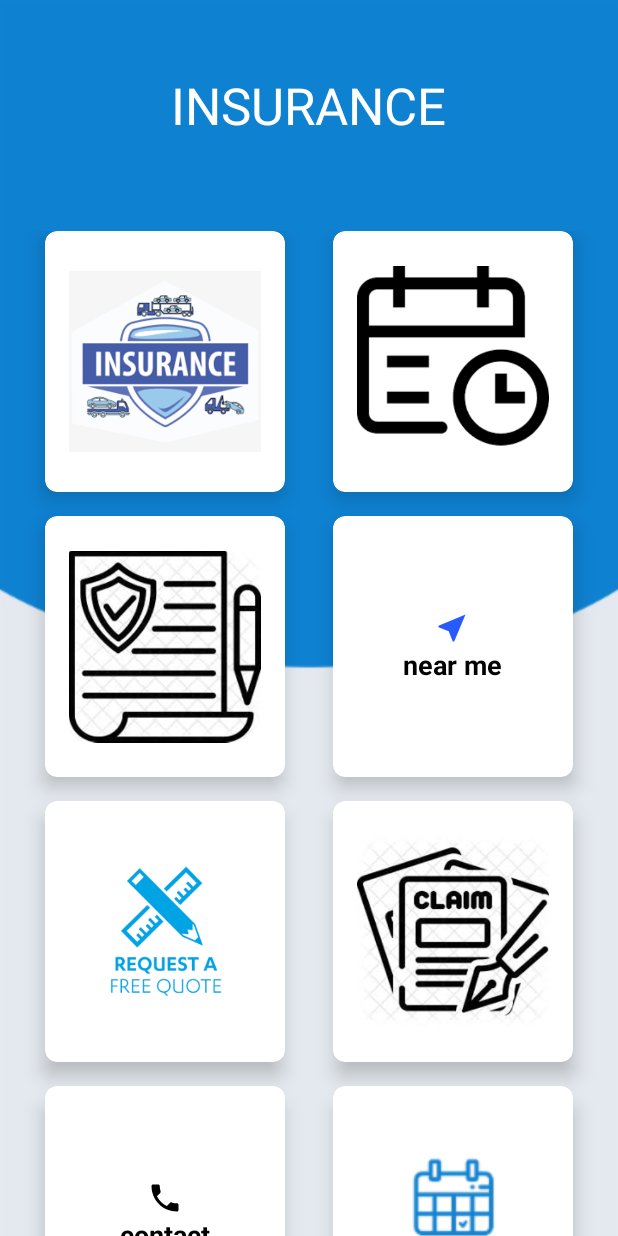
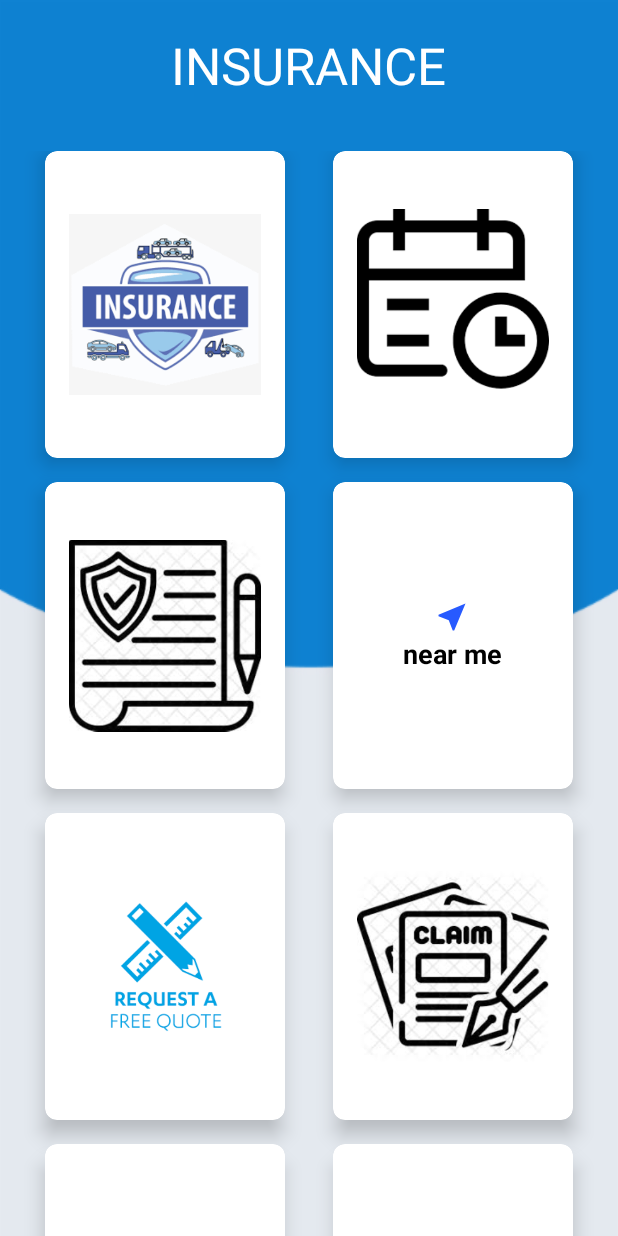
Before and after one commit to munene04/insurance, an Android app: the screen it shows after launch (MainActivity), on a phone screen of 412 x 824 dp. Run offline under Robolectric (Android 15) with nearby library versions, the phone set to English and light mode, and no system bars.

Commit message:
Removed extra folder

```diff
--- a/app/src/main/res/layout-v21/content_main.xml
+++ /dev/null
@@ -1,522 +0,0 @@
-<?xml version="1.0" encoding="utf-8"?>
-
-<ScrollView tools:context=".MainActivity"
-    android:layout_height="match_parent"
-    android:layout_width="match_parent"
-    xmlns:tools="http://schemas.android.com/tools"
-    xmlns:app="http://schemas.android.com/apk/res-auto"
-    xmlns:android="http://schemas.android.com/apk/res/android">
-
-
-    <LinearLayout
-        android:layout_height="match_parent"
-        android:layout_width="match_parent"
-        android:weightSum="10"
-        android:background="@drawable/bg"
-        android:orientation="vertical">
-
-
-        <RelativeLayout
-            android:layout_width="match_parent"
-            android:layout_height="10dp"
-            android:layout_weight="1">
-
-            <TextView
-                android:id="@+id/textGrid"
-                android:layout_width="wrap_content"
-                android:layout_height="wrap_content"
-                android:layout_centerInParent="true"
-                android:text="@string/homepageheader"
-                android:textColor="@android:color/white"
-                android:textSize="34sp" />
-
-        </RelativeLayout>
-
-    <GridLayout
-        android:layout_height="0dp"
-        android:layout_width="match_parent"
-        android:layout_weight="8"
-        android:id="@+id/mainGrid"
-        android:padding="14dp"
-        android:columnOrderPreserved="false"
-        android:alignmentMode="alignMargins"
-        android:rowCount="3"
-        android:columnCount="2">
-
-    <!-- Row 1 -->
-
-    <!-- Column 1 -->
-    <android.support.v7.widget.CardView
-        android:layout_height="0dp"
-        android:layout_width="0dp"
-        app:cardCornerRadius="8dp"
-        app:cardElevation="8dp"
-        android:layout_marginRight="16dp"
-        android:layout_marginLeft="16dp"
-        android:layout_marginBottom="16dp"
-        android:layout_rowWeight="1"
-        android:layout_columnWeight="1">
-
-
-    <LinearLayout
-        android:layout_height="wrap_content"
-        android:layout_width="wrap_content"
-        android:orientation="vertical"
-        android:layout_margin="16dp"
-        android:layout_gravity="center_horizontal|center_vertical">
-
-    <ImageView
-        android:layout_height="wrap_content"
-        android:layout_width="wrap_content"
-        android:layout_gravity="center_horizontal"
-        android:src="@drawable/company"/>
-
-    <TextView
-        android:layout_height="wrap_content"
-        android:layout_width="wrap_content"
-        android:textColor="@android:color/black"
-        android:textSize="18sp"
-        android:text="company name"
-        android:textStyle="bold"
-        android:textAlignment="center"/>
-
-</LinearLayout>
-
-</android.support.v7.widget.CardView>
-
-    <!-- Column 2 -->
-        <android.support.v7.widget.CardView
-            android:layout_height="0dp"
-            android:layout_width="0dp"
-            app:cardCornerRadius="8dp"
-            app:cardElevation="8dp"
-            android:layout_marginRight="16dp"
-            android:layout_marginLeft="16dp"
-            android:layout_marginBottom="16dp"
-            android:layout_rowWeight="1"
-            android:layout_columnWeight="1">
-
-            <LinearLayout
-                android:layout_height="wrap_content"
-                android:layout_width="wrap_content"
-                android:orientation="vertical"
-                android:layout_margin="16dp"
-                android:layout_gravity="center_horizontal|center_vertical">
-
-    <ImageView
-        android:layout_height="wrap_content"
-        android:layout_width="wrap_content"
-        android:layout_gravity="center_horizontal"
-        android:src="@drawable/apointment"/>
-
-    <TextView
-        android:layout_height="wrap_content"
-        android:layout_width="wrap_content"
-        android:textColor="@android:color/black"
-        android:textSize="18sp"
-        android:text="appointment"
-        android:textStyle="bold"
-        android:textAlignment="center"/>
-
-</LinearLayout>
-
-</android.support.v7.widget.CardView>
-
-    <!-- Row 2 -->
-
-    <!-- Column 1 -->
-
-    <android.support.v7.widget.CardView
-        android:layout_height="0dp"
-        android:layout_width="0dp"
-        app:cardCornerRadius="8dp"
-        app:cardElevation="8dp"
-        android:layout_marginRight="16dp"
-        android:layout_marginLeft="16dp"
-        android:layout_marginBottom="16dp"
-        android:layout_rowWeight="1"
-        android:layout_columnWeight="1">
-
-
-    <LinearLayout
-        android:layout_height="wrap_content"
-        android:layout_width="wrap_content"
-        android:orientation="vertical"
-        android:layout_margin="16dp"
-        android:layout_gravity="center_horizontal|center_vertical">
-
-    <ImageView
-        android:layout_height="wrap_content"
-        android:layout_width="wrap_content"
-        android:layout_gravity="center_horizontal"
-        android:src="@drawable/policy"/>
-
-    <TextView
-        android:layout_height="wrap_content"
-        android:layout_width="wrap_content"
-        android:textColor="@android:color/black"
-        android:textSize="18sp"
-        android:text="Policy"
-        android:textStyle="bold"
-        android:textAlignment="center"/>
-
-</LinearLayout>
-
-</android.support.v7.widget.CardView>
-
-    <!-- Column 2 -->
-        <android.support.v7.widget.CardView
-            android:layout_height="0dp"
-            android:layout_width="0dp"
-            app:cardCornerRadius="8dp"
-            app:cardElevation="8dp"
-            android:layout_marginRight="16dp"
-            android:layout_marginLeft="16dp"
-            android:layout_marginBottom="16dp"
-            android:layout_rowWeight="1"
-            android:layout_columnWeight="1">
-
-
-    <LinearLayout
-        android:layout_height="wrap_content"
-        android:layout_width="wrap_content"
-        android:orientation="vertical"
-        android:layout_margin="16dp"
-        android:layout_gravity="center_horizontal|center_vertical">
-
-    <ImageView
-        android:layout_height="wrap_content"
-        android:layout_width="wrap_content"
-        android:layout_gravity="center_horizontal"
-        android:src="@drawable/ic_near_me_black_24dp"/>
-
-    <TextView
-        android:layout_height="wrap_content"
-        android:layout_width="wrap_content"
-        android:textColor="@android:color/black"
-        android:textSize="18sp"
-        android:text="near me"
-        android:textStyle="bold"
-        android:textAlignment="center"/>
-
-</LinearLayout>
-
-</android.support.v7.widget.CardView>
-
-    <!-- Row 2 -->
-    <!-- Column 1 -->
-
-    <android.support.v7.widget.CardView
-        android:layout_height="0dp"
-        android:layout_width="0dp"
-        app:cardCornerRadius="8dp"
-        app:cardElevation="8dp"
-        android:layout_marginRight="16dp"
-        android:layout_marginLeft="16dp"
-        android:layout_marginBottom="16dp"
-        android:layout_rowWeight="1"
-        android:layout_columnWeight="1">
-
-    <LinearLayout
-        android:layout_height="wrap_content"
-        android:layout_width="wrap_content"
-        android:orientation="vertical"
-        android:layout_margin="16dp"
-        android:layout_gravity="center_horizontal|center_vertical">
-
-    <ImageView
-        android:layout_height="wrap_content"
-        android:layout_width="wrap_content"
-        android:layout_gravity="center_horizontal"
-        android:src="@drawable/quote"/>
-
-    <TextView
-        android:layout_height="wrap_content"
-        android:layout_width="wrap_content"
-        android:textColor="@android:color/black"
-        android:textSize="18sp"
-        android:text="Get Quote"
-        android:textStyle="bold"
-        android:textAlignment="center"/>
-
-</LinearLayout>
-
-</android.support.v7.widget.CardView>
-
-    <!-- Column 2 -->
-
-    <android.support.v7.widget.CardView
-        android:layout_height="0dp"
-        android:layout_width="0dp"
-        app:cardCornerRadius="8dp"
-        app:cardElevation="8dp"
-        android:layout_marginRight="16dp"
-        android:layout_marginLeft="16dp"
-        android:layout_marginBottom="16dp"
-        android:layout_rowWeight="1"
-        android:layout_columnWeight="1">
-
-
-    <LinearLayout
-        android:layout_height="wrap_content"
-        android:layout_width="wrap_content"
-        android:orientation="vertical"
-        android:layout_margin="16dp"
-        android:layout_gravity="center_horizontal|center_vertical">
-
-    <ImageView
-        android:layout_height="wrap_content"
-        android:layout_width="wrap_content"
-        android:layout_gravity="center_horizontal"
-        android:src="@drawable/claims"/>
-
-    <TextView
-        android:layout_height="wrap_content"
-        android:layout_width="wrap_content"
-        android:textColor="@android:color/black"
-        android:textSize="18sp"
-        android:text="Claims"
-        android:textStyle="bold"
-        android:textAlignment="center"/>
-
-</LinearLayout>
-
-</android.support.v7.widget.CardView>
-
-
-    <android.support.v7.widget.CardView
-        android:layout_height="0dp"
-        android:layout_width="0dp"
-        app:cardCornerRadius="8dp"
-        app:cardElevation="8dp"
-        android:layout_marginRight="16dp"
-        android:layout_marginLeft="16dp"
-        android:layout_marginBottom="16dp"
-        android:layout_rowWeight="1"
-        android:layout_columnWeight="1">
-
-
-    <LinearLayout
-        android:layout_height="wrap_content"
-        android:layout_width="wrap_content"
-        android:orientation="vertical"
-        android:layout_margin="16dp"
-        android:layout_gravity="center_horizontal|center_vertical">
-
-    <ImageView
-        android:layout_height="wrap_content"
-        android:layout_width="wrap_content"
-        android:layout_gravity="center_horizontal"
-        android:src="@drawable/ic_phone_black_24dp"/>
-
-    <TextView
-        android:layout_height="wrap_content"
-        android:layout_width="wrap_content"
-        android:textColor="@android:color/black"
-        android:textSize="18sp"
-        android:text="contact"
-        android:textStyle="bold"
-        android:textAlignment="center"/>
-
-</LinearLayout>
-
-</android.support.v7.widget.CardView>
-
-
-    <android.support.v7.widget.CardView
-        android:layout_height="0dp"
-        android:layout_width="0dp"
-        app:cardCornerRadius="8dp"
-        app:cardElevation="8dp"
-        android:layout_marginRight="16dp"
-        android:layout_marginLeft="16dp"
-        android:layout_marginBottom="16dp"
-        android:layout_rowWeight="1"
-        android:layout_columnWeight="1">
-
-        <LinearLayout
-            android:layout_height="wrap_content"
-            android:layout_width="wrap_content"
-            android:orientation="vertical"
-            android:layout_margin="16dp"
-            android:layout_gravity="center_horizontal|center_vertical">
-
-    <ImageView
-        android:layout_height="wrap_content"
-        android:layout_width="wrap_content"
-        android:layout_gravity="center_horizontal"
-        android:src="@drawable/calendar"/>
-
-    <TextView
-        android:layout_height="wrap_content"
-        android:layout_width="wrap_content"
-        android:textColor="@android:color/black"
-        android:textSize="18sp"
-        android:text="Calendars"
-        android:textStyle="bold"
-        android:textAlignment="center"/>
-
-</LinearLayout>
-
-</android.support.v7.widget.CardView>
-
-    <android.support.v7.widget.CardView
-        android:layout_height="0dp"
-        android:layout_width="0dp"
-        app:cardCornerRadius="8dp"
-        app:cardElevation="8dp"
-        android:layout_marginRight="16dp"
-        android:layout_marginLeft="16dp"
-        android:layout_marginBottom="16dp"
-        android:layout_rowWeight="1"
-        android:layout_columnWeight="1">
-
-
-    <LinearLayout
-        android:layout_height="wrap_content"
-        android:layout_width="wrap_content"
-        android:orientation="vertical"
-        android:layout_margin="16dp"
-        android:layout_gravity="center_horizontal|center_vertical">
-
-    <ImageView
-        android:layout_height="wrap_content"
-        android:layout_width="wrap_content"
-        android:layout_gravity="center_horizontal"
-        android:src="@drawable/calendar"/>
-
-    <TextView
-        android:layout_height="wrap_content"
-        android:layout_width="wrap_content"
-        android:textColor="@android:color/black"
-        android:textSize="18sp"
-        android:text="Calendars"
-        android:textStyle="bold"
-        android:textAlignment="center"/>
-
-</LinearLayout>
-
-</android.support.v7.widget.CardView>
-
-
-    <android.support.v7.widget.CardView
-        android:layout_height="0dp"
-        android:layout_width="0dp"
-        app:cardCornerRadius="8dp"
-        app:cardElevation="8dp"
-        android:layout_marginRight="16dp"
-        android:layout_marginLeft="16dp"
-        android:layout_marginBottom="16dp"
-        android:layout_rowWeight="1"
-        android:layout_columnWeight="1">
-
-
-    <LinearLayout
-        android:layout_height="wrap_content"
-        android:layout_width="wrap_content"
-        android:orientation="vertical"
-        android:layout_margin="16dp"
-        android:layout_gravity="center_horizontal|center_vertical">
-
-    <ImageView
-        android:layout_height="wrap_content"
-        android:layout_width="wrap_content"
-        android:layout_gravity="center_horizontal"
-        android:src="@drawable/calendar"/>
-
-    <TextView
-        android:layout_height="wrap_content"
-        android:layout_width="wrap_content"
-        android:textColor="@android:color/black"
-        android:textSize="18sp"
-        android:text="Calendars"
-        android:textStyle="bold"
-        android:textAlignment="center"/>
-
-</LinearLayout>
-
-</android.support.v7.widget.CardView>
-
-
-    <android.support.v7.widget.CardView
-        android:layout_height="0dp"
-        android:layout_width="0dp"
-        app:cardCornerRadius="8dp"
-        app:cardElevation="8dp"
-        android:layout_marginRight="16dp"
-        android:layout_marginLeft="16dp"
-        android:layout_marginBottom="16dp"
-        android:layout_rowWeight="1"
-        android:layout_columnWeight="1">
-
-
-    <LinearLayout
-        android:layout_height="wrap_content"
-        android:layout_width="wrap_content"
-        android:orientation="vertical"
-        android:layout_margin="16dp"
-        android:layout_gravity="center_horizontal|center_vertical">
-
-    <ImageView
-        android:layout_height="wrap_content"
-        android:layout_width="wrap_content"
-        android:layout_gravity="center_horizontal"
-        android:src="@drawable/calendar"/>
-
-    <TextView
-        android:layout_height="wrap_content"
-        android:layout_width="wrap_content"
-        android:textColor="@android:color/black"
-        android:textSize="18sp"
-        android:text="Calendars"
-        android:textStyle="bold"
-        android:textAlignment="center"/>
-
-</LinearLayout>
-
-</android.support.v7.widget.CardView>
-
-
-    <android.support.v7.widget.CardView
-        android:layout_height="0dp"
-        android:layout_width="0dp"
-        app:cardCornerRadius="8dp"
-        app:cardElevation="8dp"
-        android:layout_marginRight="16dp"
-        android:layout_marginLeft="16dp"
-        android:layout_marginBottom="16dp"
-        android:layout_rowWeight="1"
-        android:layout_columnWeight="1">
-
-
-    <LinearLayout
-        android:layout_height="wrap_content"
-        android:layout_width="wrap_content"
-        android:orientation="vertical"
-        android:layout_margin="16dp"
-        android:layout_gravity="center_horizontal|center_vertical">
-
-    <ImageView
-        android:layout_height="wrap_content"
-        android:layout_width="wrap_content"
-        android:layout_gravity="center_horizontal"
-        android:src="@drawable/calendar"/>
-
-    <TextView
-        android:layout_height="wrap_content"
-        android:layout_width="wrap_content"
-        android:textColor="@android:color/black"
-        android:textSize="18sp"
-        android:text="Calendars"
-        android:textStyle="bold"
-        android:textAlignment="center"/>
-
-</LinearLayout>
-
-</android.support.v7.widget.CardView>
-
-</GridLayout>
-
-</LinearLayout>
-
-</ScrollView>
```
Also changed, not shown: app/src/main/res/layout/activity_one.xml (+0 -23 lines), app/src/main/res/drawable/apointment.png (renamed from app/src/main/res/drawable-v24/apointment.png), app/src/main/res/drawable/bg.png (renamed from app/src/main/res/drawable-v24/bg.png), app/src/main/res/drawable/calendar.png (renamed from app/src/main/res/drawable-v24/calendar.png), app/src/main/res/drawable/claims.png (renamed from app/src/main/res/drawable-v24/claims.png), app/src/main/res/drawable/company.png (renamed from app/src/main/res/drawable-v24/company.png), app/src/main/res/drawable/ic_launcher_foreground.xml (renamed from app/src/main/res/drawable-v24/ic_launcher_foreground.xml), app/src/main/res/drawable/insplash.png (renamed from app/src/main/res/drawable-v24/insplash.png), app/src/main/res/drawable/policy.png (renamed from app/src/main/res/drawable-v24/policy.png), app/src/main/res/drawable/quote.png (renamed from app/src/main/res/drawable-v24/quote.png).
